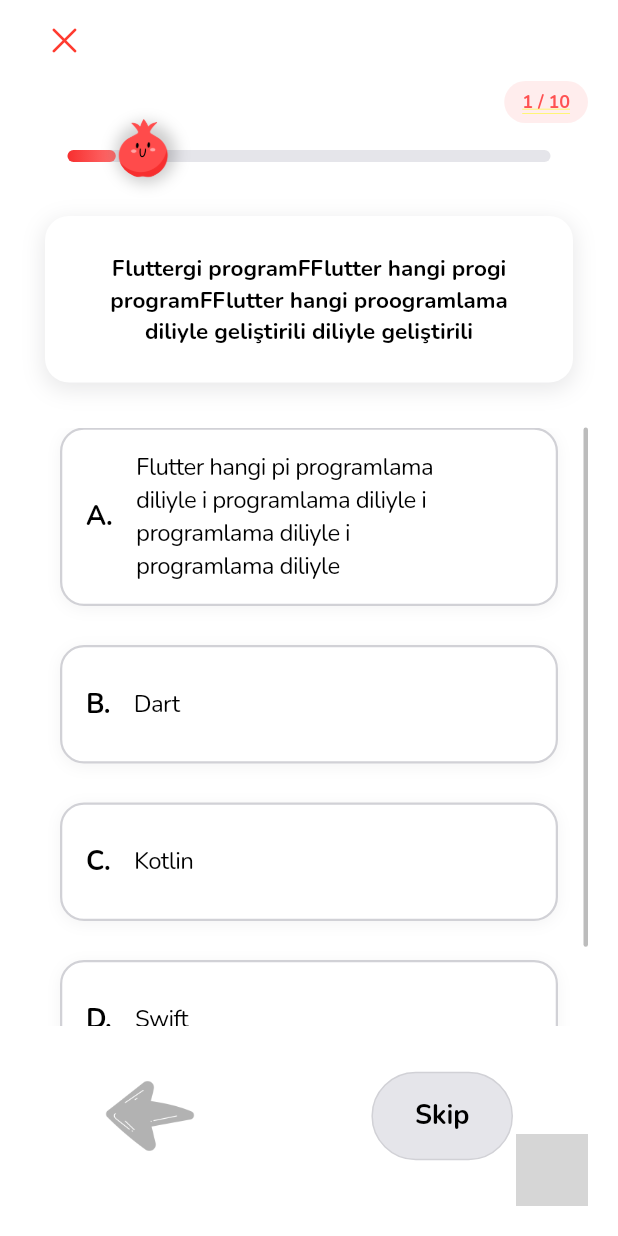
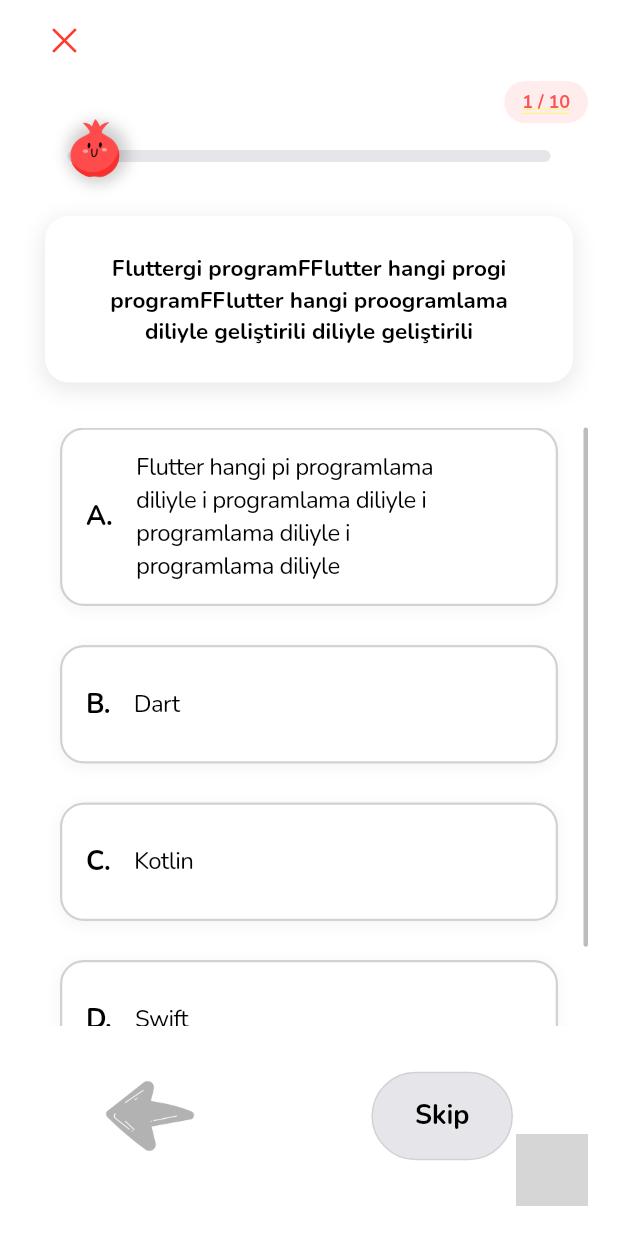
Before and after one commit to kardelenkeles/ui-quiz, a Flutter app: the QuizPlayScreen screen opened directly, on a phone screen of 412 x 824 dp. Run offline on Flutter 3.47's test engine with Material 3 defaults, Android fonts, the phone set to English and light mode, and no system bars; drawn by our look-alikes of keyboard_dismisser; our stand-ins replace cloud_firestore, device_info_plus, file_picker, firebase_auth, firebase_core, flashy_tab_bar2 and 6 more; missing offline and left inert: add_to_cart_animation, animated_button, flutter_pdf_text, linear_progress_bar, purchases_flutter; accounts and stored records are empty; project files that could hold a hidden picture were left out; grey boxes are pictures that could not be loaded.

Commit message:
feat: update quiz UI with improved progress calculation and animation duration

```diff
--- a/lib/screens/quiz/quiz_generator.dart
+++ b/lib/screens/quiz/quiz_generator.dart
@@ -1125,7 +1125,7 @@ class _QuizGeneratorViewState extends State<_QuizGeneratorView> {
 
         return StatefulBuilder(
           builder: (context, setModalState) {
-            final brandColor = const Color(0xFF2FB3A6);
+            final brandColor = Colors.lime;
             return Padding(
               padding: EdgeInsets.only(
                 bottom: MediaQuery.of(context).viewInsets.bottom,
--- a/lib/screens/quiz/quiz_play.dart
+++ b/lib/screens/quiz/quiz_play.dart
@@ -228,7 +228,7 @@ class _QuizPlayScreenState extends State<QuizPlayScreen>
 
   Widget _buildStaticQuizUI() {
     final questionData = staticQuestions[currentQuestionIndex];
-    final progress = (currentQuestionIndex + 1) / staticQuestions.length;
+    final progress = currentQuestionIndex / (staticQuestions.length - 1);
 
     return Stack(
       children: [
@@ -759,6 +759,7 @@ class _QuizPlayScreenState extends State<QuizPlayScreen>
 
   Widget _buildLinearProgressBar(double progress) {
     final totalWidth = MediaQuery.of(context).size.width - 90;
+    const pomegranateSize = 40.0;
 
     return SizedBox(
       width: totalWidth,
@@ -776,8 +777,11 @@ class _QuizPlayScreenState extends State<QuizPlayScreen>
             child: Stack(
               children: [
                 AnimatedContainer(
-                  duration: const Duration(milliseconds: 1),
-                  width: totalWidth * progress,
+                  duration: const Duration(milliseconds: 300),
+                  width: ((totalWidth - pomegranateSize) * progress).clamp(
+                    0,
+                    totalWidth - pomegranateSize,
+                  ),
                   decoration: BoxDecoration(
                     gradient: const LinearGradient(
                       colors: [Color(0xFFF72F2F), Color(0xFFFF6F6F)],
@@ -788,8 +792,12 @@ class _QuizPlayScreenState extends State<QuizPlayScreen>
               ],
             ),
           ),
-          Positioned(
-            left: (totalWidth * progress).clamp(0, totalWidth - 40),
+          AnimatedPositioned(
+            duration: const Duration(milliseconds: 300),
+            left: ((totalWidth - pomegranateSize) * progress).clamp(
+              0,
+              totalWidth - pomegranateSize,
+            ),
             top: 15,
             child: Container(
               width: 40,
```
